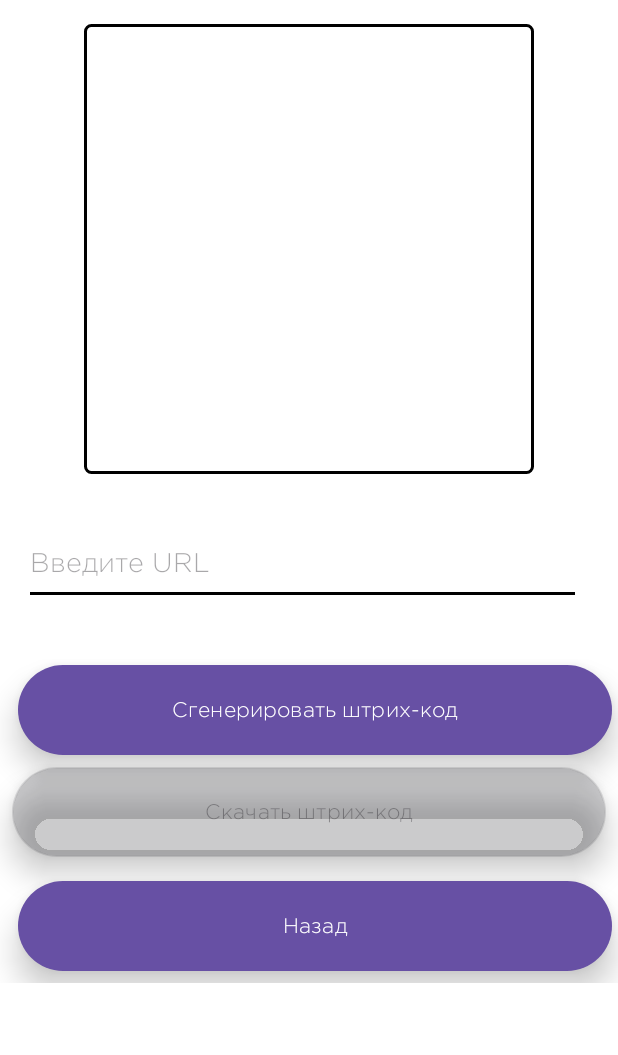
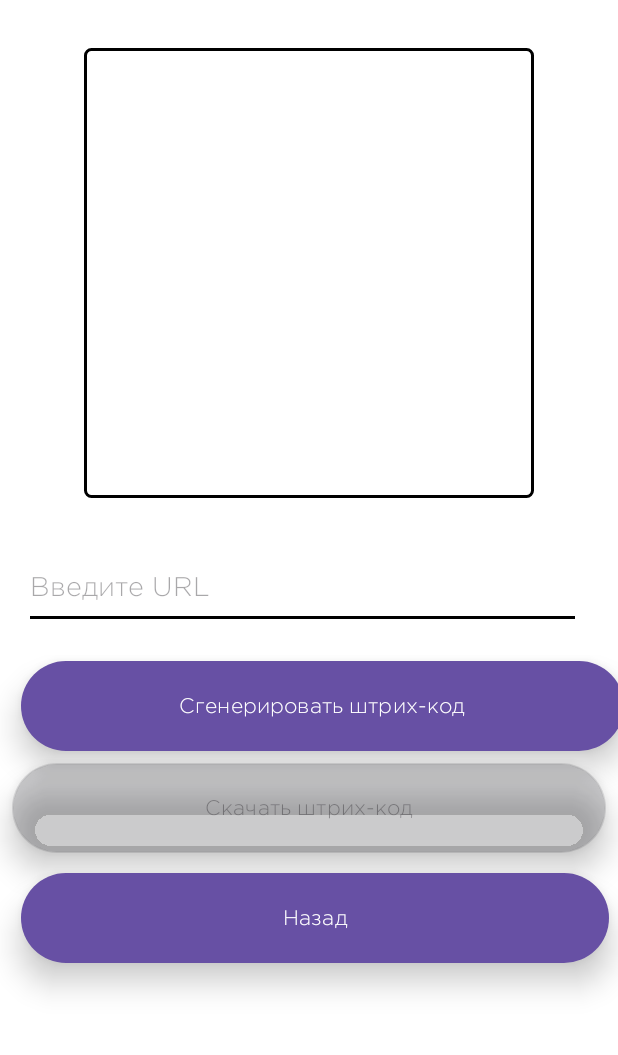
Before and after one commit to wilamia/Scanworld, an Android app: the CreateBarcode screen opened directly, with no data from a screen before it, on a phone screen of 412 x 824 dp, the part 96-1151 px from its top. Run offline under Robolectric (Android 15) with nearby library versions, the phone set to English and light mode, and no system bars; libraries missing offline, so code that uses them is left out: com.journeyapps.barcodescanner.

Commit message:
version 1.0.0

```diff
--- a/app/src/main/res/layout/activity_barcode_scanner.xml
+++ b/app/src/main/res/layout/activity_barcode_scanner.xml
@@ -93,11 +93,11 @@
                         tools:text="@null" />
 
                     <LinearLayout
-                        android:layout_width="match_parent"
-                        android:layout_height="match_parent"
+                        android:layout_width="wrap_content"
+                        android:layout_height="wrap_content"
                         android:layout_marginStart="20dp"
                         android:layout_marginEnd="20dp"
-                        android:gravity="center"
+                        android:layout_marginBottom="50dp"
                         android:orientation="horizontal">
 
                         <Button
@@ -105,11 +105,12 @@
                             android:layout_width="150dp"
                             android:layout_height="50dp"
                             android:layout_alignParentStart="true"
+                            android:layout_marginBottom="50dp"
                             android:layout_toStartOf="@+id/scan_again_button"
                             android:background="@drawable/myrect"
                             android:backgroundTint="#FFC0ABF9"
-                            android:elevation="8dp"
                             android:fontFamily="@font/gothampro_light"
+                            android:gravity="center"
                             android:stateListAnimator="@animator/button_state_animator"
                             android:text="@string/back"
                             android:translationX="4dp"
@@ -118,13 +119,13 @@
                         <Button
                             android:id="@+id/scan_again_button"
                             android:layout_width="180dp"
-                            android:layout_height="50dp"
+                            android:layout_height="match_parent"
                             android:layout_alignParentEnd="true"
                             android:layout_marginStart="10dp"
                             android:layout_marginEnd="5dp"
+                            android:layout_marginBottom="50dp"
                             android:background="@drawable/myrect"
                             android:backgroundTint="#FFC0ABF9"
-                            android:elevation="8dp"
                             android:fontFamily="@font/gothampro_light"
                             android:stateListAnimator="@animator/button_state_animator"
                             android:text="@string/scan_again"
--- a/app/src/main/res/layout/activity_create_barcode.xml
+++ b/app/src/main/res/layout/activity_create_barcode.xml
@@ -18,29 +18,14 @@
             android:layout_height="wrap_content"
             android:orientation="vertical">
 
-            <androidx.constraintlayout.widget.ConstraintLayout
-                android:layout_width="match_parent"
-                android:layout_height="match_parent"
-                android:fitsSystemWindows="true">
-
             <androidx.appcompat.widget.Toolbar
                 android:id="@+id/toolbar"
                 android:layout_width="match_parent"
                 android:layout_height="?attr/actionBarSize"
                 android:layout_marginBottom="16dp"
                 android:background="#FFC0ABF9"
-                    app:layout_constraintBottom_toTopOf="@+id/barcodeImageView"
-                    app:layout_constraintEnd_toEndOf="parent"
-                    app:layout_constraintStart_toStartOf="parent"
-                    app:layout_constraintTop_toTopOf="parent"
                 app:titleTextAppearance="@style/ToolbarTitleStyle"
                 tools:ignore="MissingConstraints,NotSibling" />
-
-                <LinearLayout
-                    android:layout_width="match_parent"
-                    android:layout_height="match_parent"
-                    android:orientation="vertical"
-                    app:layout_constraintTop_toBottomOf="@+id/toolbar">
 
             <ImageView
                 android:id="@+id/barcodeImageView"
@@ -51,7 +36,8 @@
                 android:layout_alignParentEnd="true"
                 android:layout_gravity="center"
                 android:layout_margin="16dp"
-                        android:background="@drawable/border" />
+                android:background="@drawable/border"
+                tools:ignore="MissingConstraints" />
 
             <EditText
                 android:id="@+id/urlEditText"
@@ -59,14 +45,12 @@
                 android:layout_height="55dp"
                 android:layout_below="@+id/barcodeImageView"
                 android:layout_margin="16dp"
-                        android:layout_marginStart="10dp"
-                        android:layout_marginTop="30dp"
-                        android:layout_marginEnd="10dp"
                 android:backgroundTint="#000000"
                 android:fontFamily="@font/gothampro_light"
                 android:hint="Введите URL"
                 android:inputType="text"
-                        android:textColor="@color/black" />
+                android:textColor="@color/black"
+                tools:ignore="MissingConstraints" />
 
             <Button
                 android:id="@+id/generateButton"
@@ -74,9 +58,8 @@
                 android:layout_height="60dp"
                 android:layout_below="@+id/urlEditText"
                 android:layout_alignParentEnd="true"
-                        android:layout_marginStart="8dp"
-                        android:layout_marginTop="24dp"
-                        android:layout_marginEnd="8dp"
+                android:layout_marginStart="10dp"
+                android:layout_marginTop="5dp"
                 android:background="@drawable/myrect"
                 android:backgroundTint="#F78989"
                 android:elevation="8dp"
@@ -84,7 +67,8 @@
                 android:stateListAnimator="@animator/button_state_animator"
                 android:text="Сгенерировать штрих-код"
                 android:translationX="4dp"
-                        android:translationZ="-4dp" />
+                android:translationZ="-4dp"
+                tools:ignore="MissingConstraints" />
 
             <Button
                 android:id="@+id/downloadButton"
@@ -93,14 +77,17 @@
                 android:layout_below="@+id/generateButton"
                 android:layout_alignParentEnd="true"
                 android:layout_margin="8dp"
-                        android:layout_marginStart="8dp"
-                        android:layout_marginEnd="8dp"
                 android:background="@drawable/myrect"
                 android:backgroundTint="#F78989"
                 android:elevation="8dp"
+                android:layout_marginStart="10dp"
+                android:layout_marginTop="5dp"
+                android:layout_marginEnd="10dp"
+                android:layout_marginBottom="50dp"
                 android:fontFamily="@font/gothampro_light"
                 android:stateListAnimator="@animator/button_state_animator"
-                        android:text="Скачать штрих-код" />
+                android:text="Скачать штрих-код"
+                tools:ignore="MissingConstraints" />
 
             <Button
                 android:id="@+id/back_to_home_button_3"
@@ -108,9 +95,10 @@
                 android:layout_height="60dp"
                 android:layout_below="@+id/downloadButton"
                 android:layout_alignParentEnd="true"
-                        android:layout_margin="8dp"
-                        android:layout_marginStart="8dp"
-                        android:layout_marginEnd="8dp"
+                android:layout_marginStart="10dp"
+                android:layout_marginTop="5dp"
+                android:layout_marginEnd="10dp"
+                android:layout_marginBottom="50dp"
                 android:background="@drawable/myrect"
                 android:backgroundTint="#F78989"
                 android:elevation="4dp"
@@ -118,10 +106,9 @@
                 android:stateListAnimator="@animator/button_state_animator"
                 android:text="@string/back"
                 android:translationX="4dp"
-                        android:translationZ="-4dp" />
-                </LinearLayout>
+                android:translationZ="-4dp"
+                tools:ignore="MissingConstraints" />
 
-            </androidx.constraintlayout.widget.ConstraintLayout>
         </LinearLayout>
     </ScrollView>
 
--- a/app/src/main/res/layout/activity_image_scanner.xml
+++ b/app/src/main/res/layout/activity_image_scanner.xml
@@ -86,6 +86,7 @@
                         android:layout_width="186dp"
                         android:layout_height="53dp"
                         android:layout_marginTop="5dp"
+                        android:layout_marginBottom="50dp"
                         android:fontFamily="@font/gothampro_light"
                         android:text="Назад" />
                 </LinearLayout>
```
Lines whose indentation alone changed are shown as unchanged.
